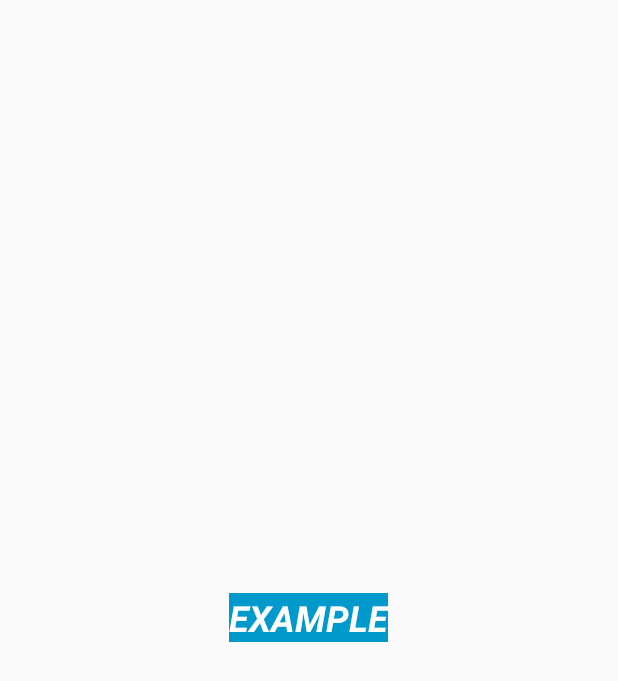
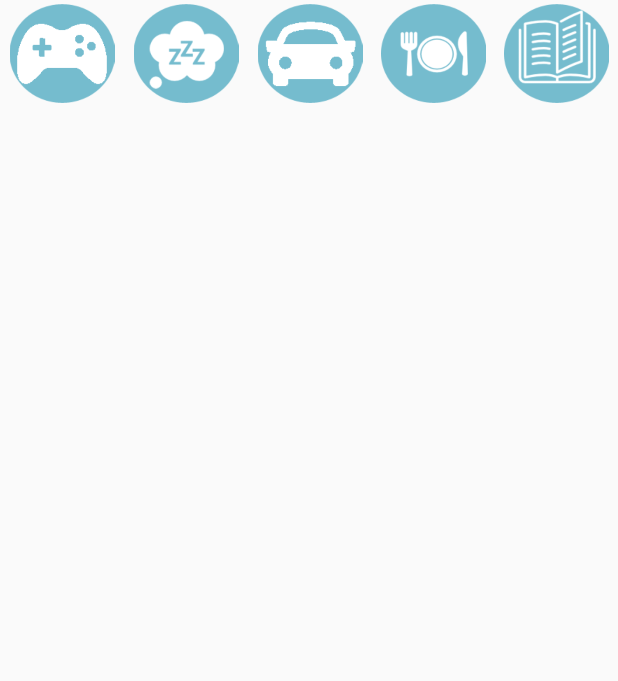
Before and after one commit to 9z/DayKeeper, an Android app: the layout widget.xml on its own in the app's theme, with its tools: preview values and no code run, on a phone screen of 412 x 824 dp. Shown: the top 681 px of the screen. Run offline under Robolectric (Android 15) with nearby library versions, the phone set to English and light mode, and no system bars.

Commit message:
다솔-위젯 버튼 아이콘

```diff
--- a/app/src/main/res/layout/widget.xml
+++ b/app/src/main/res/layout/widget.xml
@@ -1,20 +1,38 @@
-<RelativeLayout xmlns:android="http://schemas.android.com/apk/res/android"
+<LinearLayout xmlns:android="http://schemas.android.com/apk/res/android"
+    xmlns:app="http://schemas.android.com/apk/res-auto"
     android:layout_width="match_parent"
-    android:layout_height="match_parent"
+    android:layout_height="70dp"
+    android:orientation="horizontal"
     android:padding="@dimen/widget_margin">
 
-    <TextView
-        android:id="@+id/appwidget_text"
+    <ImageView
         android:layout_width="wrap_content"
         android:layout_height="wrap_content"
-        android:layout_centerHorizontal="true"
-        android:layout_centerVertical="true"
-        android:layout_margin="8dp"
-        android:background="#09C"
-        android:contentDescription="@string/appwidget_text"
-        android:text="@string/appwidget_text"
-        android:textColor="#ffffff"
-        android:textSize="24sp"
-        android:textStyle="bold|italic" />
+        android:layout_weight="1"
+        android:src="@drawable/game" />
 
-</RelativeLayout>
+    <ImageView
+        android:layout_width="wrap_content"
+        android:layout_height="wrap_content"
+        android:layout_weight="1"
+        android:src="@drawable/sleeping" />
+
+    <ImageView
+        android:layout_width="wrap_content"
+        android:layout_height="wrap_content"
+        android:layout_weight="1"
+        android:src="@drawable/car" />
+
+    <ImageView
+        android:layout_width="wrap_content"
+        android:layout_height="wrap_content"
+        android:layout_weight="1"
+        android:src="@drawable/eat" />
+
+    <ImageView
+
+        android:layout_width="wrap_content"
+        android:layout_height="wrap_content"
+        android:layout_weight="1"
+        app:srcCompat="@drawable/study" />
+</LinearLayout>
```
Also changed, not shown: app/src/main/res/drawable/car.png (added), app/src/main/res/drawable/eat.png (added), app/src/main/res/drawable/game.png (added), app/src/main/res/drawable/sleeping.png (added), app/src/main/res/drawable/study.png (added).
